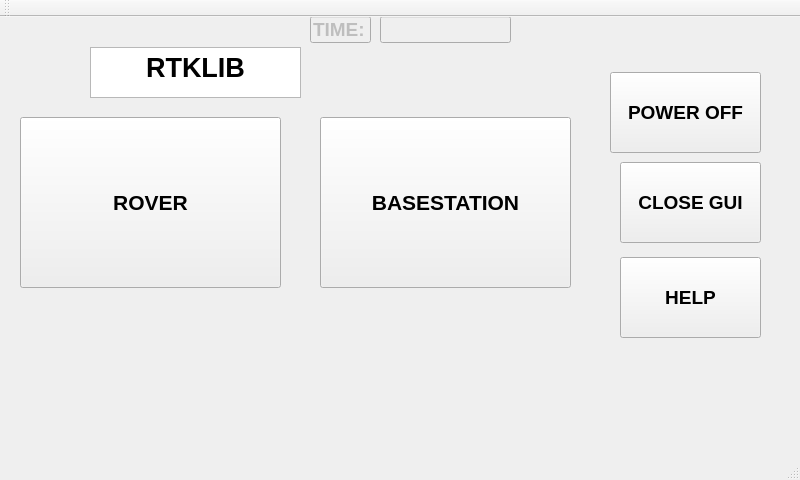
Francklin2/RTKLIB_Touchscreen_GUI, file RTKBASE/mainwindow.ui: the form before one commit.
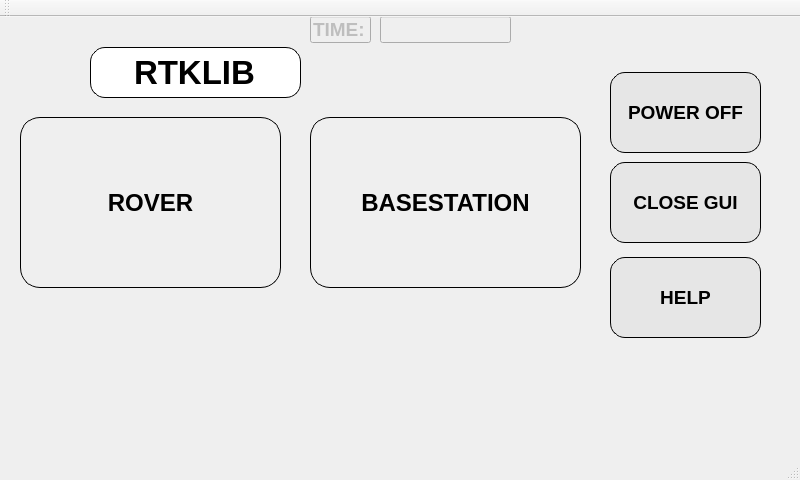
The form after the commit.

Commit message: New graphics with round button,changed some buttonand windows names

Patch:
```diff
--- a/RTKBASE/mainwindow.ui
+++ b/RTKBASE/mainwindow.ui
@@ -25,11 +25,15 @@
     </property>
     <property name="font">
      <font>
-      <pointsize>16</pointsize>
+      <pointsize>18</pointsize>
       <weight>75</weight>
       <bold>true</bold>
      </font>
     </property>
+    <property name="styleSheet">
+     <string notr="true">border-radius: 20px;
+border: 1px solid black;</string>
+    </property>
     <property name="text">
      <string>ROVER</string>
     </property>
@@ -37,19 +41,23 @@
    <widget class="QPushButton" name="BasestationButton">
     <property name="geometry">
      <rect>
-      <x>320</x>
+      <x>310</x>
       <y>100</y>
-      <width>251</width>
+      <width>271</width>
       <height>171</height>
      </rect>
     </property>
     <property name="font">
      <font>
-      <pointsize>16</pointsize>
+      <pointsize>18</pointsize>
       <weight>75</weight>
       <bold>true</bold>
      </font>
     </property>
+    <property name="styleSheet">
+     <string notr="true">border-radius: 20px;
+border: 1px solid black;</string>
+    </property>
     <property name="text">
      <string>BASESTATION</string>
     </property>
@@ -106,9 +114,9 @@
    <widget class="QPushButton" name="QuitterButton">
     <property name="geometry">
      <rect>
-      <x>620</x>
+      <x>610</x>
       <y>145</y>
-      <width>141</width>
+      <width>151</width>
       <height>81</height>
      </rect>
     </property>
@@ -119,40 +127,15 @@
       <bold>true</bold>
      </font>
     </property>
+    <property name="styleSheet">
+     <string notr="true">border-radius: 15px;
+border: 1px solid black;
+background-color: rgb(230, 230, 230);</string>
+    </property>
     <property name="text">
      <string>CLOSE GUI</string>
     </property>
    </widget>
-   <widget class="QTextEdit" name="textEdit">
-    <property name="geometry">
-     <rect>
-      <x>90</x>
-      <y>30</y>
-      <width>211</width>
-      <height>51</height>
-     </rect>
-    </property>
-    <property name="font">
-     <font>
-      <pointsize>14</pointsize>
-      <weight>75</weight>
-      <bold>true</bold>
-     </font>
-    </property>
-    <property name="readOnly">
-     <bool>true</bool>
-    </property>
-    <property name="html">
-     <string>&lt;!DOCTYPE HTML PUBLIC &quot;-//W3C//DTD HTML 4.0//EN&quot; &quot;http://www.w3.org/TR/REC-html40/strict.dtd&quot;&gt;
-&lt;html&gt;&lt;head&gt;&lt;meta name=&quot;qrichtext&quot; content=&quot;1&quot; /&gt;&lt;style type=&quot;text/css&quot;&gt;
-p, li { white-space: pre-wrap; }
-&lt;/style&gt;&lt;/head&gt;&lt;body style=&quot; font-family:'Oxygen-Sans'; font-size:14pt; font-weight:600; font-style:normal;&quot;&gt;
-&lt;p align=&quot;center&quot; style=&quot; margin-top:0px; margin-bottom:0px; margin-left:0px; margin-right:0px; -qt-block-indent:0; text-indent:0px;&quot;&gt;&lt;span style=&quot; font-family:'Ubuntu'; font-size:20pt;&quot;&gt;RTKLIB&lt;/span&gt;&lt;/p&gt;&lt;/body&gt;&lt;/html&gt;</string>
-    </property>
-    <property name="textInteractionFlags">
-     <set>Qt::NoTextInteraction</set>
-    </property>
-   </widget>
    <widget class="QLabel" name="Rtkliblabel">
     <property name="geometry">
      <rect>
@@ -195,9 +178,9 @@
    <widget class="QPushButton" name="HelpButton">
     <property name="geometry">
      <rect>
-      <x>620</x>
+      <x>610</x>
       <y>240</y>
-      <width>141</width>
+      <width>151</width>
       <height>81</height>
      </rect>
     </property>
@@ -208,6 +191,11 @@
       <bold>true</bold>
      </font>
     </property>
+    <property name="styleSheet">
+     <string notr="true">border-radius: 15px;
+border: 1px solid black;
+background-color: rgb(230, 230, 230);</string>
+    </property>
     <property name="text">
      <string>HELP</string>
     </property>
@@ -228,10 +216,42 @@
       <bold>true</bold>
      </font>
     </property>
+    <property name="styleSheet">
+     <string notr="true">border-radius: 15px;
+border: 1px solid black;
+background-color: rgb(230, 230, 230);</string>
+    </property>
     <property name="text">
      <string>POWER OFF</string>
     </property>
    </widget>
+   <widget class="QLineEdit" name="lineEdit">
+    <property name="geometry">
+     <rect>
+      <x>90</x>
+      <y>30</y>
+      <width>211</width>
+      <height>51</height>
+     </rect>
+    </property>
+    <property name="font">
+     <font>
+      <pointsize>25</pointsize>
+      <weight>75</weight>
+      <bold>true</bold>
+     </font>
+    </property>
+    <property name="styleSheet">
+     <string notr="true">border-radius: 15px;
+border: 1px solid black;</string>
+    </property>
+    <property name="text">
+     <string>RTKLIB</string>
+    </property>
+    <property name="alignment">
+     <set>Qt::AlignCenter</set>
+    </property>
+   </widget>
    <zorder>RoverButton</zorder>
    <zorder>BasestationButton</zorder>
    <zorder>TimeRetourEdit</zorder>
```
Left out of the diff: 2 changed lines with no effect on the pictures. The commit also changes 5 other files.
